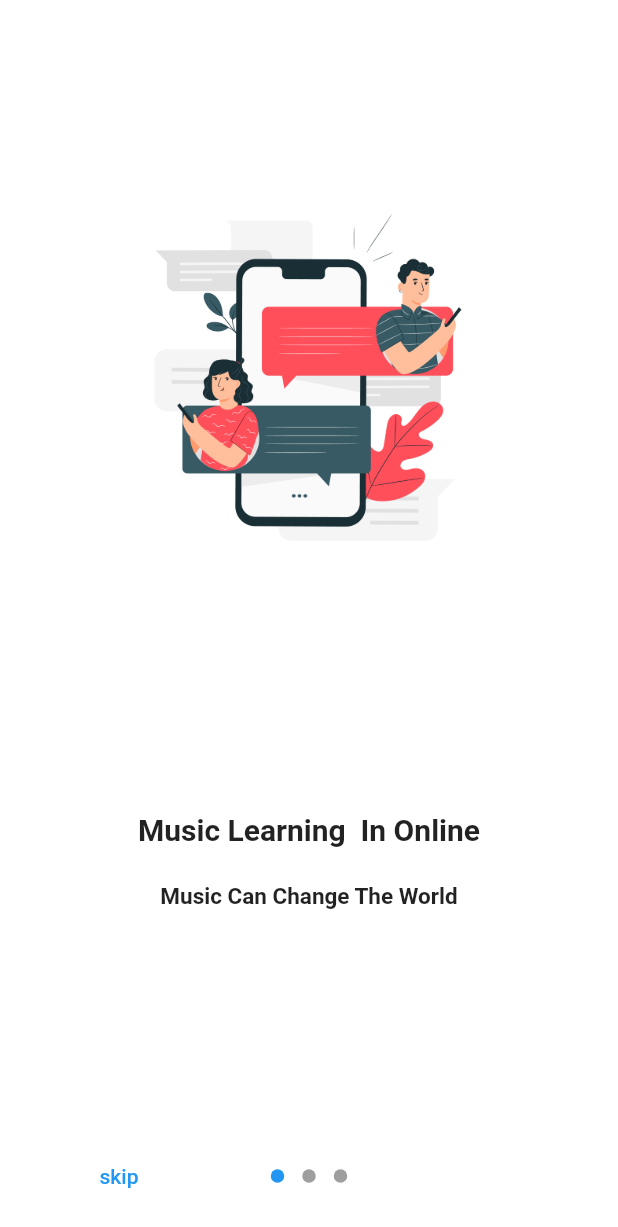
After one commit to Ven1456/chat_application, a Flutter app: the IntroScreen screen opened directly, on a phone screen of 412 x 824 dp. The commit adds this screen. Shown: the top 1227 px of the screen. Run offline on Flutter 3.47's test engine with Material 2 defaults, Android fonts, the phone set to English and light mode, and no system bars; drawn by our look-alikes of introduction_screen; our stand-ins replace cloud_firestore, emoji_picker_flutter, firebase_auth, firebase_core, firebase_storage, image_cropper and 5 more; accounts and stored records are empty; network calls fail.

Commit message:
- working on images error issue in chat page - adding new images for intro screen - adding push until remove function

```diff
--- a/lib/resources/widget.dart
+++ b/lib/resources/widget.dart
@@ -20,6 +20,9 @@ const textInputDecoration = InputDecoration(
 // GO TO NEXT PAGE
 nextPage(context, page) {
   Navigator.push(context, MaterialPageRoute(builder: (context) => page));
+}
+nextPagePushAndRemoveUntil(context, page){
+  Navigator.pushAndRemoveUntil(context, MaterialPageRoute(builder: (context) => page), (route) => false);
 }
 
 // REPLACE THE SCREEN
--- a/lib/screens/auth/RegisterPage.dart
+++ b/lib/screens/auth/RegisterPage.dart
@@ -239,7 +239,7 @@ class _RegisterPageState extends State<RegisterPage> {
           await SharedPref.saveUserPhone(phoneNumber);
           await SharedPref.saveUserDob(dob);
           // ignore: use_build_context_synchronously
-          nextPage(context, const BottomSheetTest());
+          nextPagePushAndRemoveUntil(context, const BottomSheetTest());
         } else {
           setState(() {
             ToastContext toastContext = ToastContext();
--- a/lib/screens/ui/Forgot_Password_screen.dart
+++ b/lib/screens/ui/Forgot_Password_screen.dart
@@ -67,7 +67,8 @@ class _ForgotPasswordScreenState extends State<ForgotPasswordScreen> {
       appBar: _buildAppBar(),
       body:  Stack(
         children: [
-          Form(
+          SingleChildScrollView(
+            child: Form(
               key: formKey,
               child: Center(
                 child: Column(
@@ -133,6 +134,7 @@ class _ForgotPasswordScreenState extends State<ForgotPasswordScreen> {
                     )
                         : Container()
                   ],
+                ),
               ),
             ),
           ),
--- /dev/null
+++ b/lib/screens/ui/IntroScreen.dart
@@ -0,0 +1,78 @@
+import 'package:chat/screens/ui/homeScreen.dart';
+import 'package:flutter/material.dart';
+import 'package:introduction_screen/introduction_screen.dart';
+
+class IntroScreen extends StatefulWidget {
+  const IntroScreen({Key? key}) : super(key: key);
+
+  @override
+  State<IntroScreen> createState() => _IntroScreenState();
+}
+
+class _IntroScreenState extends State<IntroScreen> {
+  List<PageViewModel> getPages()
+  {
+    return [
+      PageViewModel(
+          image: Image.asset ("assets/images/img1.jpg",),
+          title: "Music Learning  In Online",
+          body:"Music Can Change The World",
+
+          decoration: const PageDecoration(
+            titleTextStyle: TextStyle(fontWeight: FontWeight.bold,fontSize: 20),
+            bodyTextStyle: TextStyle(fontWeight: FontWeight.bold,fontSize: 15),
+            imageFlex: 2,
+            imagePadding: EdgeInsets.all(75),
+            imageAlignment: Alignment.center,
+
+          )
+
+      ),
+
+      PageViewModel(
+          image: Image.asset("assets/images/img2.jpg"),
+          title: "Music Learning Online",
+          body:"Watch to Learn Music",
+          footer: const Text("Music Is Good To Listening"),
+          decoration: const PageDecoration(
+            imagePadding: EdgeInsets.all(75),
+            imageFlex: 2,
+            imageAlignment: Alignment.center,
+          )
+
+      ),
+      PageViewModel(
+          image: Image.asset("assets/images/img3.jpg",height: 300,
+            width: 1000,),
+          title: "Music Learning Online",
+          body:"Watch to Learn Music",
+          footer: const Text("Music Is Good To Listening"),
+          decoration: const PageDecoration(
+            imagePadding: EdgeInsets.all(75),
+            imageFlex: 2,
+            imageAlignment: Alignment.center,
+          )
+
+      )
+
+    ];
+  }
+
+  @override
+  Widget build(BuildContext context) {
+    return Scaffold(
+      body: IntroductionScreen(
+        done:  Text("Done" ),
+        onDone: () {
+          Navigator.push(context, MaterialPageRoute(builder: (context) => const HomeScreen()));
+        },
+        pages:getPages(),
+        globalBackgroundColor: Colors.white,
+        showNextButton: false,
+        showSkipButton: true,
+        skip: Text("skip",),
+
+      ),
+    );
+  }
+}
--- a/pubspec.yaml
+++ b/pubspec.yaml
@@ -48,6 +48,7 @@ dependencies:
   curved_navigation_bar: ^1.0.3
   persistent_bottom_nav_bar: ^5.0.2
   intl_phone_field: ^3.1.0
+  introduction_screen: ^3.1.1
   string_extensions: ^0.5.0
   emoji_picker_flutter: ^1.5.4
   intl: ^0.17.0
```
Also changed, not shown: lib/screens/auth/login_screen.dart (+5 -2 lines), lib/screens/ui/message_tlle.dart (+42 -33 lines), assets/images/404.jpg (added), assets/images/error.jpg (added), assets/images/gallery.jpg (added), assets/images/img1.jpg (added), assets/images/img2.jpg (added), assets/images/img3.jpg (added), pubspec.lock. Lines whose indentation alone changed are shown as unchanged.
